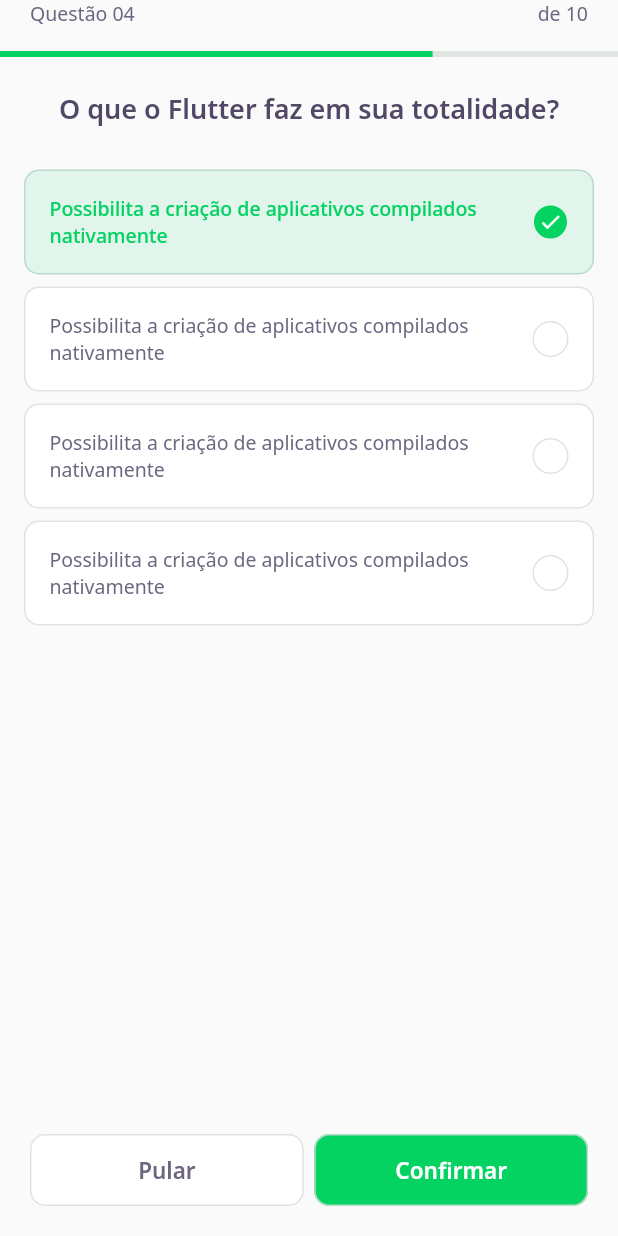
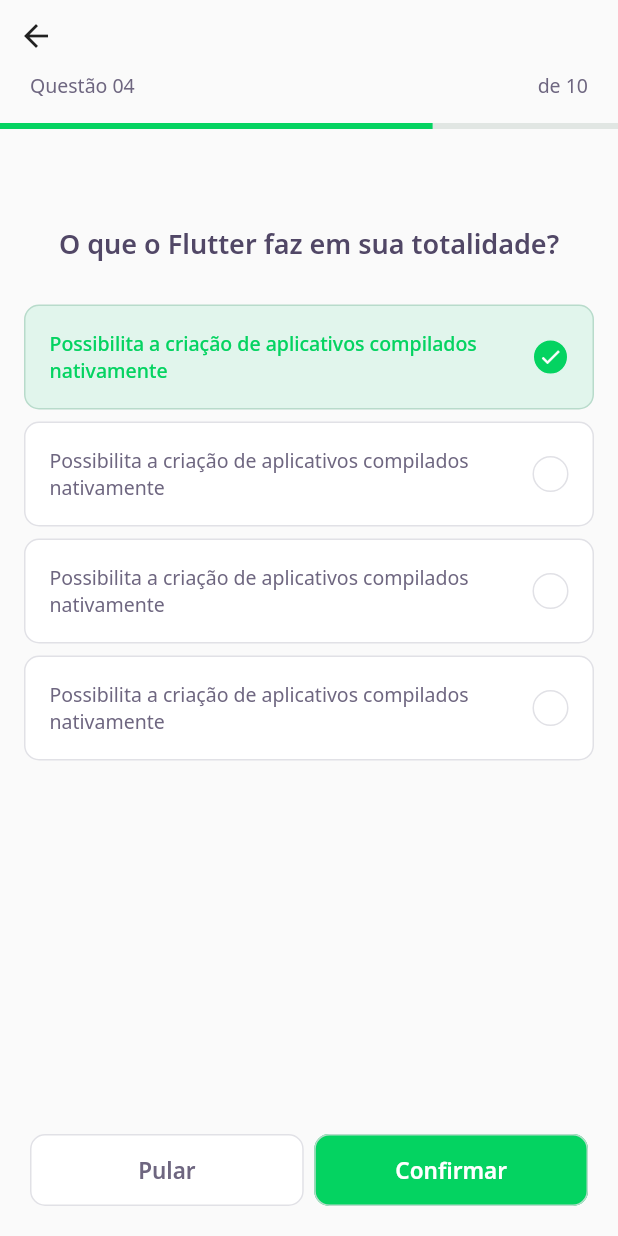
Before and after one commit to joaopaulovieira-dev/dev_quiz_flutter_jpvp, a Flutter app: the ChallengePage screen opened directly, on a phone screen of 412 x 824 dp. Run offline on Flutter 3.47's test engine with Material 2 defaults, Android fonts, the phone set to English and light mode, and no system bars; our stand-ins replace google_fonts; accounts and stored records are empty; network calls fail.

Commit message:
Adicionado botão voltar.

```diff
--- a/lib/challenge/challeng_page.dart
+++ b/lib/challenge/challeng_page.dart
@@ -10,10 +10,16 @@
   Widget build(BuildContext context) {
     return Scaffold(
       appBar: PreferredSize(
-        preferredSize: Size.fromHeight(60),
+        preferredSize: Size.fromHeight(86),
         child: SafeArea(
           top: true,
-          child: QuestionIndicatorWidget(),
+          child: Column(
+            crossAxisAlignment: CrossAxisAlignment.start,
+            children: [
+              BackButton(),
+              QuestionIndicatorWidget(),
+            ],
+          ),
         ),
       ),
       body: QuizWidget(
@@ -35,10 +41,11 @@
                 width: 7,
               ),
               Expanded(
-                  child: NextButtonWidget.green(
-                label: 'Confirmar',
-                onTap: () {},
-              )),
+                child: NextButtonWidget.green(
+                  label: 'Confirmar',
+                  onTap: () {},
+                ),
+              ),
             ],
           ),
         ),
--- a/lib/challenge/widgets/quiz/quiz_widiget.dart
+++ b/lib/challenge/widgets/quiz/quiz_widiget.dart
@@ -11,6 +11,9 @@
     return Container(
       child: Column(
         children: [
+          SizedBox(
+            height: 64,
+          ),
           Text(
             title,
             style: AppTextStyles.heading,
```
